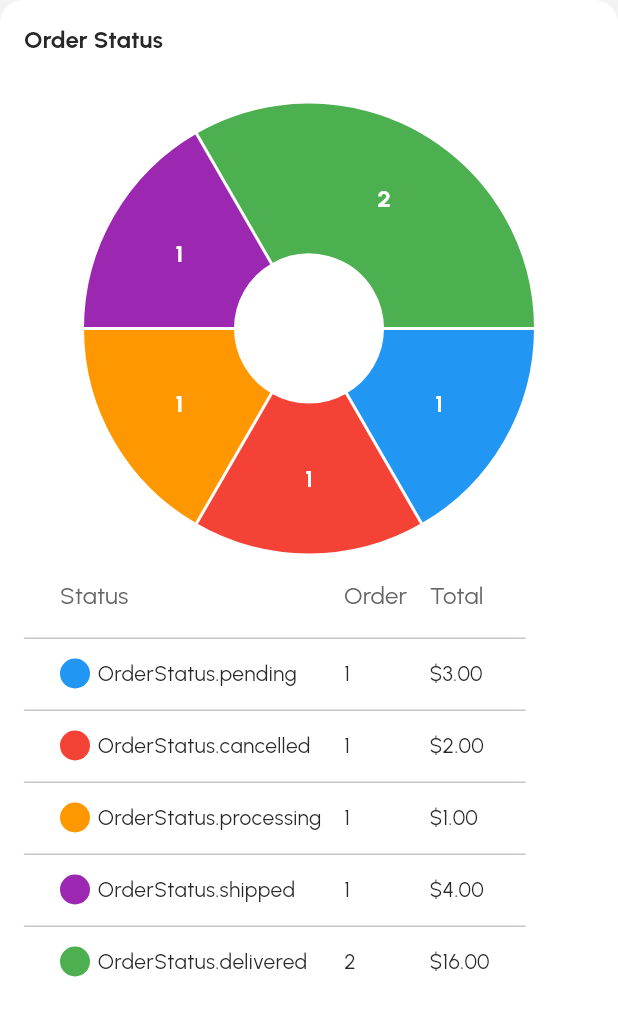
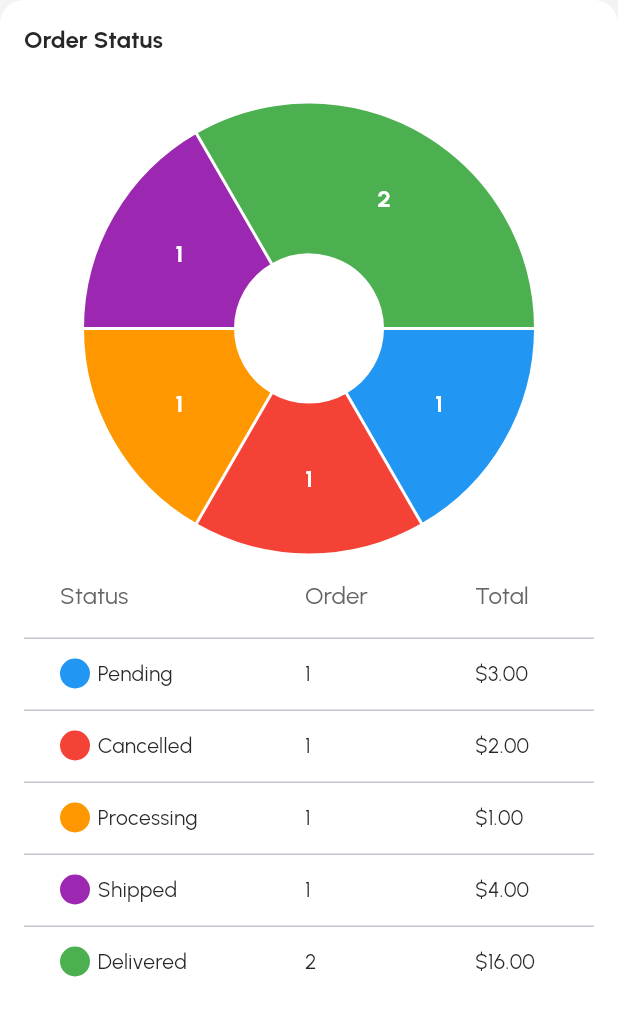
Before and after one commit to medhaviSharma11apr/FlutterEcommAdminPanel, a Flutter app: the OrderstatusPieChart widget shown alone on an empty page, opened directly, on a phone screen of 412 x 824 dp. Shown: the top 1016 px of the screen. Run offline on Flutter 3.47's test engine with Material 2 defaults, Android fonts, the phone set to English and light mode, and no system bars; drawn by our look-alikes of fl_chart; our stand-ins replace cloud_firestore, connectivity_plus, data_table_2, firebase_auth, firebase_core, firebase_storage and 7 more; missing offline and left inert: dart:html; accounts and stored records are empty; project files that could hold a hidden picture were left out.

Commit message:
commit for order status graph2 responsive

```diff
--- a/lib/features/shop/controller/dashboard.controller/dashboard_controller.dart
+++ b/lib/features/shop/controller/dashboard.controller/dashboard_controller.dart
@@ -80,4 +80,22 @@ class DashBoardController extends GetxController {
     }
     log('weekly sales: $weeklySales');
   }
+
+  String getOrderStatusName(OrderStatus status) {
+    switch (status) {
+      case OrderStatus.pending:
+        return 'Pending';
+
+      case OrderStatus.processing:
+        return 'Processing';
+      case OrderStatus.cancelled:
+        return 'Cancelled';
+      case OrderStatus.delivered:
+        return 'Delivered';
+      case OrderStatus.shipped:
+        return 'Shipped';
+      default:
+        return 'Unknown';
+    }
+  }
 }
--- a/lib/features/shop/controller/xyz.controller/xys.dart
+++ /dev/null
@@ -1,96 +0,0 @@
-import 'package:ecommerce_admin_panel/common/widgets/custom_shapes/containers/circular_container.dart';
-import 'package:ecommerce_admin_panel/common/widgets/custom_shapes/containers/rounded_container.dart';
-import 'package:ecommerce_admin_panel/features/shop/controller/dashboard.controller/dashboard_controller.dart';
-import 'package:ecommerce_admin_panel/utils/constants/sizes.dart';
-import 'package:ecommerce_admin_panel/utils/helpers/helper_functions.dart';
-import 'package:fl_chart/fl_chart.dart';
-import 'package:flutter/material.dart';
-
-import '../../../../utils/constants/enums.dart';
-
-class OrderstatusPieChart extends StatelessWidget {
-  const OrderstatusPieChart({super.key});
-
-  @override
-  Widget build(BuildContext context) {
-    final controller = DashBoardController.instance;
-    return TRoundedContainer(
-      child: Column(
-        crossAxisAlignment: CrossAxisAlignment.start,
-        children: [
-          // Graph
-          Text(
-            "Order Status ",
-            style: Theme.of(context).textTheme.headlineSmall,
-          ),
-          const SizedBox(
-            height: TSizes.spaceBtwSections,
-          ),
-
-          // show status and color meta
-          SizedBox(
-            height: 300,
-            child: PieChart(
-              PieChartData(
-                  sections: controller.orderStatusData.entries.map(((entry) {
-                    final staus = entry.key;
-                    final count = entry.value;
-                    return PieChartSectionData(
-                      title: count.toString(),
-                      value: count.toDouble(),
-                      radius: 100,
-                      color: THelperFunctions.getOrderStatusColor(staus),
-                      titleStyle: const TextStyle(
-                        fontSize: 16,
-                        fontWeight: FontWeight.bold,
-                        color: Colors.white,
-                      ),
-                    );
-                  })).toList(),
-                  pieTouchData: PieTouchData(
-                    touchCallback: (FlTouchEvent event, pietouchresponse) {},
-                  )),
-            ),
-          ),
-
-          // show status and color meta
-
-          DataTable(
-              columnSpacing: 15,
-              columns: const [
-                DataColumn(label: Text('Status')),
-                DataColumn(label: Text('Order')),
-                DataColumn(label: Text('Total')),
-              ],
-              rows: controller.orderStatusData.entries.map((e) {
-                final OrderStatus status = e.key;
-                final int count = e.value;
-                final totalAmount = controller.totalAmounts[status] ?? 0;
-                return DataRow(cells: [
-                  DataCell(Row(
-                    children: [
-                      TCircularContainer(
-                        width: 20,
-                        height: 20,
-                        backgroundcColor:
-                            THelperFunctions.getOrderStatusColor(status),
-                      ),
-                      const SizedBox(
-                        width: 5,
-                      ),
-                      Expanded(
-                          child: Text(
-                        '$status',
-                        style: const TextStyle(fontSize: 14),
-                      ))
-                    ],
-                  )),
-                  DataCell(Text(count.toString())),
-                  DataCell(Text('\$${totalAmount.toStringAsFixed(2)}')),
-                ]);
-              }).toList()),
-        ],
-      ),
-    );
-  }
-}
--- a/lib/features/shop/screen.dashboard/widgets/order_status_graph.dart
+++ b/lib/features/shop/screen.dashboard/widgets/order_status_graph.dart
@@ -55,8 +55,10 @@ class OrderstatusPieChart extends StatelessWidget {
 
           // show status and color meta
 
-          DataTable(
-              columnSpacing: 15,
+          SizedBox(
+            width: double.infinity,
+            child: DataTable(
+                // columnSpacing: 15,
                 columns: const [
                   DataColumn(label: Text('Status')),
                   DataColumn(label: Text('Order')),
@@ -80,7 +82,7 @@ class OrderstatusPieChart extends StatelessWidget {
                         ),
                         Expanded(
                             child: Text(
-                        '$status',
+                          controller.getOrderStatusName(status),
                           style: const TextStyle(fontSize: 14),
                         ))
                       ],
@@ -89,6 +91,7 @@ class OrderstatusPieChart extends StatelessWidget {
                     DataCell(Text('\$${totalAmount.toStringAsFixed(2)}')),
                   ]);
                 }).toList()),
+          ),
         ],
       ),
     );
```
Also changed, not shown: lib/features/shop/screen.dashboard/responsivescreens.dashBoard/dashboard_mobile.dart (+30 -0 lines), lib/features/shop/screen.dashboard/responsivescreens.dashBoard/dashboard_tablet.dart (+61 -20 lines). Lines whose indentation alone changed are shown as unchanged.
